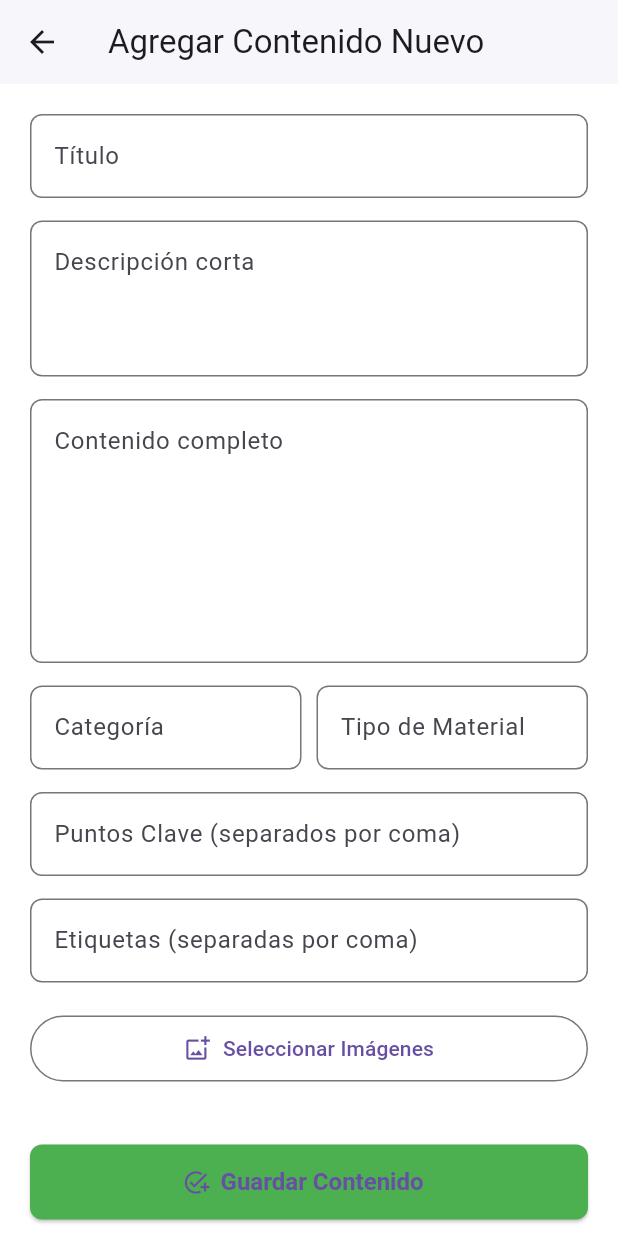
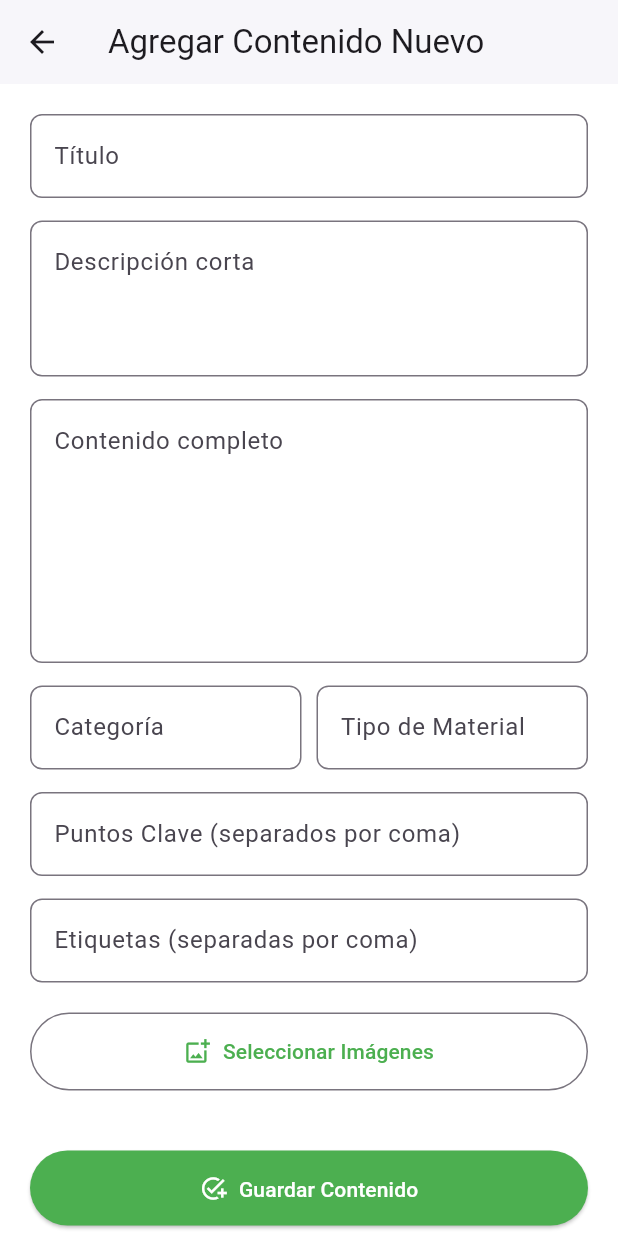
Before and after one commit to PedroMtz83/Recicla-Facil, a Flutter app: the AgregarContenidoScreen screen opened directly, on a phone screen of 412 x 824 dp. Run offline on Flutter 3.47's test engine with Material 3 defaults, Android fonts, the phone set to English and light mode, and no system bars; our stand-ins replace cached_network_image, flutter_map, geolocator, image_picker, latlong2.

Commit message:
Ajuste del diseño de botones Elevated y Outline en las pantallas

```diff
--- a/rf_sprint1/lib/views/agregar_contenido_screen.dart
+++ b/rf_sprint1/lib/views/agregar_contenido_screen.dart
@@ -225,7 +225,9 @@ class _AgregarContenidoScreenState extends State<AgregarContenidoScreen> {
                   icon: Icon(Icons.add_photo_alternate_outlined),
                   label: Text('Seleccionar Imágenes'),
                   style: OutlinedButton.styleFrom(
-                    padding: EdgeInsets.symmetric(vertical: 12),
+                    backgroundColor: Colors.white,
+                    foregroundColor: Colors.green,
+                    padding: EdgeInsets.symmetric(vertical: 16, horizontal: 20),
                   ),
                 ),
               ),
@@ -251,9 +253,8 @@ class _AgregarContenidoScreenState extends State<AgregarContenidoScreen> {
                   label: Text(_estaCargando ? 'Guardando...' : 'Guardar Contenido'),
                   style: ElevatedButton.styleFrom(
                     backgroundColor: Colors.green,
-                    disabledBackgroundColor: Colors.green.shade200,
-                    shape: RoundedRectangleBorder(borderRadius: BorderRadius.circular(8)),
-                    textStyle: TextStyle(fontSize: 16, fontWeight: FontWeight.bold),
+                    foregroundColor: Colors.white,
+                    padding: EdgeInsets.symmetric(vertical: 16, horizontal: 20),
                   ),
                 ),
               ),
--- a/rf_sprint1/lib/views/perfilUsuario_screen.dart
+++ b/rf_sprint1/lib/views/perfilUsuario_screen.dart
@@ -451,6 +451,7 @@ class _VistaPerfilState extends State<VistaPerfil> {
                 label: Text('Cambiar Contraseña'),
                 style: ElevatedButton.styleFrom(
                   padding: EdgeInsets.symmetric(vertical: 15),
+                    foregroundColor: Colors.green,
                   shape: RoundedRectangleBorder(
                     borderRadius: BorderRadius.circular(12),
                   ),
@@ -883,7 +884,7 @@ class _VistaConsultarUsuarioState extends State<VistaConsultarUsuario> {
           final Widget titleWidget = Text(nombre, style: TextStyle(fontWeight: FontWeight.bold));
           final Widget subtitleWidget = Text(email);
           final Widget editButton = IconButton(
-            icon: Icon(Icons.edit, color: Theme.of(context).primaryColor),
+            icon: Icon(Icons.edit, color: Colors.blue,),
             onPressed: () {
               _mostrarDialogoEditar(usuario);
             },
```
Also changed, not shown: rf_sprint1/lib/views/contenidousuario_screen.dart (+4 -4 lines).
